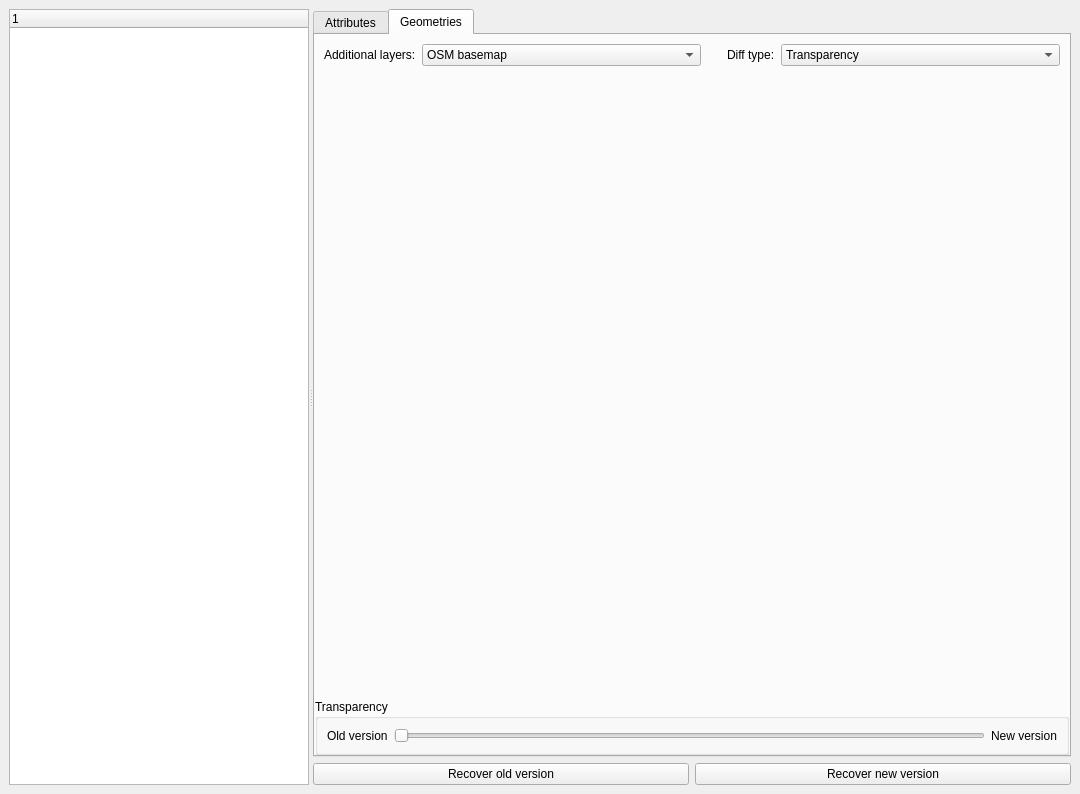
Before: the Qt Designer form kart/gui/diffviewerwidget.ui in koordinates/kart-qgis-plugin, drawn with Qt 5.
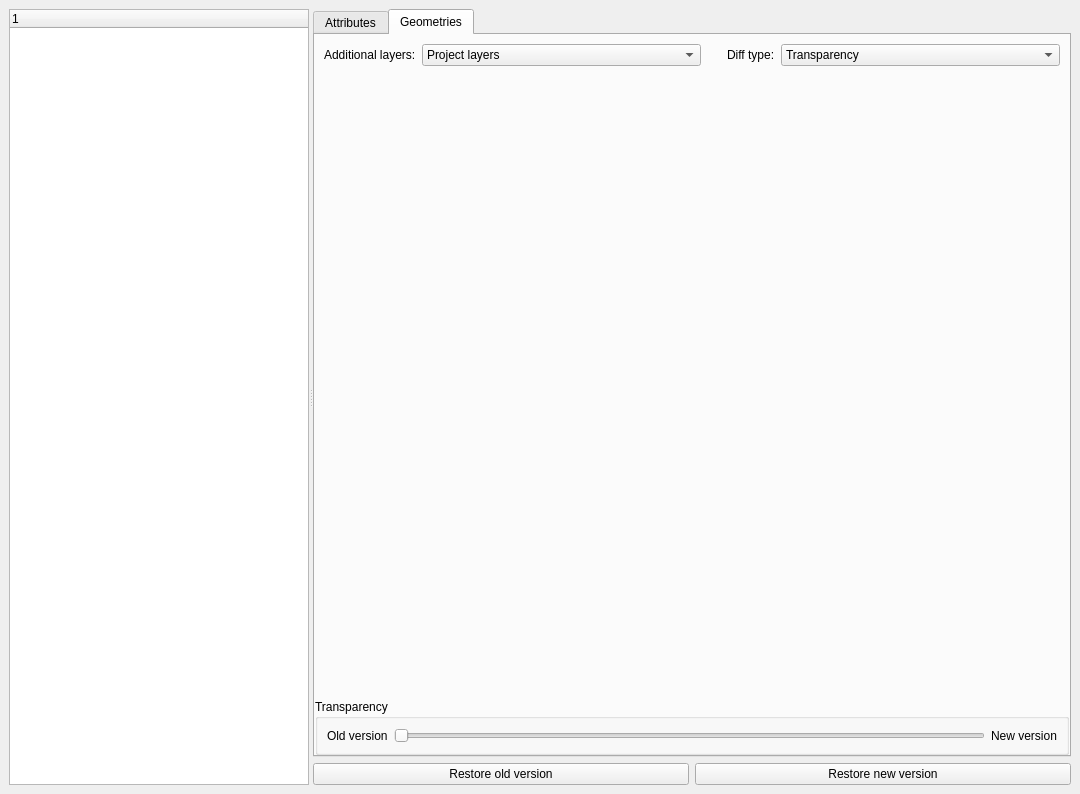
After: the same form once the commit is applied.

Commit message: some UI fixes for diff viewer

What changed in the file:
```diff
--- a/kart/gui/diffviewerwidget.ui
+++ b/kart/gui/diffviewerwidget.ui
@@ -145,11 +145,6 @@
                  </item>
                  <item>
                   <widget class="QComboBox" name="comboAdditionalLayers">
-                   <item>
-                    <property name="text">
-                     <string>OSM basemap</string>
-                    </property>
-                   </item>
                    <item>
                     <property name="text">
                      <string>Project layers</string>
@@ -261,14 +256,14 @@
             <item>
              <widget class="QPushButton" name="btnRecoverOldVersion">
               <property name="text">
-               <string>Recover old version</string>
+               <string>Restore old version</string>
               </property>
              </widget>
             </item>
             <item>
              <widget class="QPushButton" name="btnRecoverNewVersion">
               <property name="text">
-               <string>Recover new version</string>
+               <string>Restore new version</string>
               </property>
              </widget>
             </item>
```
Left out of the diff: 5 changed lines with no effect on the pictures. The commit also changes 1 other file.
